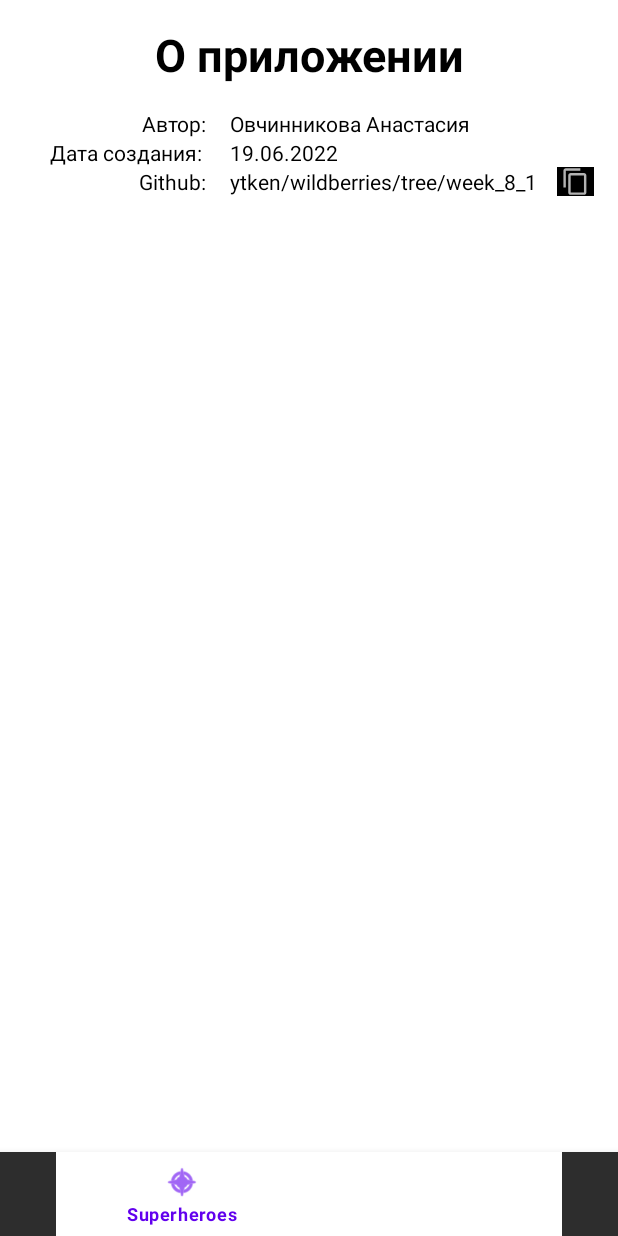
After one commit to ytken/wildberries, an Android app: the fragment AboutFragment placed in its activity, on a phone screen of 412 x 824 dp. The commit adds this screen. Run offline under Robolectric (Android 15) with nearby library versions, the phone set to English and light mode, and no system bars; libraries missing offline, so code that uses them is left out: com.github.terrakok.cicerone; 2 statements that could not run were skipped.

Commit message:
Cicerone added

```diff
--- a/app/build.gradle
+++ b/app/build.gradle
@@ -39,6 +39,7 @@ dependencies {
     implementation 'androidx.appcompat:appcompat:1.4.1'
     implementation 'com.google.android.material:material:1.6.0'
     implementation 'androidx.constraintlayout:constraintlayout:2.1.4'
+    implementation 'androidx.fragment:fragment-ktx:1.4.1'
     testImplementation 'junit:junit:4.13.2'
     androidTestImplementation 'androidx.test.ext:junit:1.1.3'
     androidTestImplementation 'androidx.test.espresso:espresso-core:3.4.0'
@@ -56,4 +57,7 @@ dependencies {
     implementation "org.jetbrains.kotlinx:kotlinx-coroutines-core:$coroutines_version"
     implementation "org.jetbrains.kotlinx:kotlinx-coroutines-android:$coroutines_version"
     implementation "androidx.lifecycle:lifecycle-viewmodel-ktx:2.4.1"
+
+    //Cicerone
+    implementation "com.github.terrakok:cicerone:7.1"
 }
--- a/app/src/main/AndroidManifest.xml
+++ b/app/src/main/AndroidManifest.xml
@@ -21,7 +21,6 @@
                 <category android:name="android.intent.category.LAUNCHER" />
             </intent-filter>
         </activity>
-        <activity android:name=".SuperheroActivity"/>
     </application>
 
 </manifest>
--- /dev/null
+++ b/app/src/main/java/ru/ytken/wildberries/internship/week5retrofitgson/AboutFragment.kt
@@ -0,0 +1,37 @@
+package ru.ytken.wildberries.internship.week5retrofitgson
+
+import android.content.ClipData
+import android.content.ClipboardManager
+import android.content.Context
+import android.os.Bundle
+import android.view.LayoutInflater
+import android.view.View
+import android.view.ViewGroup
+import android.widget.Toast
+import androidx.fragment.app.Fragment
+import ru.ytken.wildberries.internship.week5retrofitgson.databinding.FragmentAboutBinding
+
+class AboutFragment: Fragment() {
+    private lateinit var binding: FragmentAboutBinding
+
+    override fun onCreateView(
+        inflater: LayoutInflater,
+        container: ViewGroup?,
+        savedInstanceState: Bundle?
+    ): View {
+        binding = FragmentAboutBinding.inflate(layoutInflater)
+        return binding.root
+    }
+
+    override fun onViewCreated(view: View, savedInstanceState: Bundle?) {
+        super.onViewCreated(view, savedInstanceState)
+
+        binding.imageViewCopyLink.setOnClickListener {
+            val clipboardManager = requireActivity().getSystemService(Context.CLIPBOARD_SERVICE) as ClipboardManager
+            val clipData = ClipData.newPlainText("label", "https://github.com/ytken/wildberries/tree/week_8_1")
+            clipboardManager.setPrimaryClip(clipData)
+            Toast.makeText(context, "Ссылка скопирована", Toast.LENGTH_SHORT).show()
+        }
+    }
+
+}
--- a/app/src/main/java/ru/ytken/wildberries/internship/week5retrofitgson/MainActivity.kt
+++ b/app/src/main/java/ru/ytken/wildberries/internship/week5retrofitgson/MainActivity.kt
@@ -1,41 +1,59 @@
 package ru.ytken.wildberries.internship.week5retrofitgson
 
-import android.content.Intent
-import androidx.appcompat.app.AppCompatActivity
 import android.os.Bundle
 import android.util.Log
+import androidx.appcompat.app.AppCompatActivity
+import androidx.fragment.app.Fragment
+import androidx.fragment.app.FragmentTransaction
 import androidx.lifecycle.ViewModelProvider
-import androidx.recyclerview.widget.GridLayoutManager
-import ru.ytken.wildberries.internship.week5retrofitgson.databinding.ActivityMainBinding
+import com.github.terrakok.cicerone.Command
+import com.github.terrakok.cicerone.Replace
+import com.github.terrakok.cicerone.androidx.AppNavigator
+import com.github.terrakok.cicerone.androidx.FragmentScreen
+import ru.ytken.wildberries.internship.week5retrofitgson.cicerone.Screens
 
-class MainActivity : AppCompatActivity() {
-    companion object {
-        const val tagSuperhero = "TAG_SUPERHERO"
-    }
-    private lateinit var binding: ActivityMainBinding
-    private lateinit var superheroAdapter: SuperheroAdapter
+class MainActivity: AppCompatActivity() {
     private val vm: MainViewModel by lazy {
         ViewModelProvider(this)[MainViewModel::class.java]
     }
 
+    private val navigator = object : AppNavigator(this, R.id.main_container) {
+        override fun setupFragmentTransaction(
+            screen: FragmentScreen,
+            fragmentTransaction: FragmentTransaction,
+            currentFragment: Fragment?,
+            nextFragment: Fragment
+        ) {
+            // animation
+            super.setupFragmentTransaction(
+                screen,
+                fragmentTransaction,
+                currentFragment,
+                nextFragment
+            )
+        }
+    }
+
     override fun onCreate(savedInstanceState: Bundle?) {
         super.onCreate(savedInstanceState)
-        binding = ActivityMainBinding.inflate(layoutInflater)
-        setContentView(binding.root)
+        setContentView(R.layout.activity_main)
 
-
-
-        vm.listOfSuperheroes.observe(this) {
-            binding.recyclerViewSuperheroes.apply {
-                layoutManager = GridLayoutManager(this@MainActivity, 2)
-                superheroAdapter = SuperheroAdapter(it) {
-                    val intent = Intent(this@MainActivity, SuperheroActivity::class.java)
-                    intent.putExtra(tagSuperhero, it)
-                    startActivity(intent)
-                }
-                adapter = superheroAdapter
-            }
-        }
+        if (savedInstanceState == null)
+            navigator.applyCommands(arrayOf<Command>(Replace(Screens.MainScreen())))
 
     }
+
+    override fun onResume() {
+        super.onResume()
+        vm.navigatorHolder.setNavigator(navigator)
+    }
+
+    override fun onPause() {
+        vm.navigatorHolder.removeNavigator()
+        super.onPause()
+    }
+
+    override fun onBackPressed() {
+        vm.presenter.onBackPressed()
+    }
 }
--- a/app/src/main/java/ru/ytken/wildberries/internship/week5retrofitgson/MainViewModel.kt
+++ b/app/src/main/java/ru/ytken/wildberries/internship/week5retrofitgson/MainViewModel.kt
@@ -7,12 +7,17 @@ import androidx.lifecycle.AndroidViewModel
 import androidx.lifecycle.MutableLiveData
 import androidx.lifecycle.viewModelScope
 import kotlinx.coroutines.launch
+import ru.ytken.wildberries.internship.week5retrofitgson.cicerone.SuperheroPresenter
 import ru.ytken.wildberries.internship.week5retrofitgson.models.SuperheroEntity
 import ru.ytken.wildberries.internship.week5retrofitgson.models.parseSuperhero
 
 class MainViewModel(val app: Application): AndroidViewModel(app) {
     val sharedPref = app.getSharedPreferences(app.resources.getString(R.string.superhero_file_key), Context.MODE_PRIVATE)
     val listOfSuperheroes = MutableLiveData<List<SuperheroEntity>>()
+
+    val router = (app as App).api().router
+    val navigatorHolder = (app as App).api().navigatorHolder
+    val presenter = SuperheroPresenter(router)
 
     init {
         Log.d("MainViewModel", sharedPref.all.isEmpty().toString())
--- a/app/src/main/res/layout/activity_main.xml
+++ b/app/src/main/res/layout/activity_main.xml
@@ -1,14 +1,21 @@
 <?xml version="1.0" encoding="utf-8"?>
-<androidx.constraintlayout.widget.ConstraintLayout xmlns:android="http://schemas.android.com/apk/res/android"
+<LinearLayout xmlns:android="http://schemas.android.com/apk/res/android"
     xmlns:app="http://schemas.android.com/apk/res-auto"
-    xmlns:tools="http://schemas.android.com/tools"
+    android:orientation="vertical"
     android:layout_width="match_parent"
-    android:layout_height="match_parent"
-    tools:context=".MainActivity">
+    android:layout_height="match_parent">
 
-    <androidx.recyclerview.widget.RecyclerView
-        android:id="@+id/recyclerViewSuperheroes"
+    <androidx.fragment.app.FragmentContainerView
+        android:id="@+id/main_container"
         android:layout_width="match_parent"
-        android:layout_height="match_parent"/>
+        android:layout_height="0dp"
+        android:layout_weight="1"/>
 
-</androidx.constraintlayout.widget.ConstraintLayout>
+    <com.google.android.material.bottomnavigation.BottomNavigationView
+        android:id="@+id/bottom_navigation_bar"
+        android:layout_width="match_parent"
+        android:layout_height="wrap_content"
+        android:layout_gravity="bottom"
+        app:menu="@menu/bottom_menu"/>
+
+</LinearLayout>
--- /dev/null
+++ b/app/src/main/res/layout/fragment_about.xml
@@ -0,0 +1,97 @@
+<?xml version="1.0" encoding="utf-8"?>
+<LinearLayout xmlns:android="http://schemas.android.com/apk/res/android"
+    xmlns:app="http://schemas.android.com/apk/res-auto"
+    android:layout_width="match_parent"
+    android:layout_height="match_parent"
+    android:orientation="vertical"
+    android:padding="@dimen/main_padding">
+
+    <TextView
+        android:layout_width="match_parent"
+        android:layout_height="wrap_content"
+        android:textSize="30sp"
+        android:textStyle="bold"
+        android:text="О приложении"
+        android:gravity="center"/>
+
+    <LinearLayout
+        android:layout_width="match_parent"
+        android:layout_height="wrap_content"
+        android:orientation="horizontal"
+        android:layout_marginTop="@dimen/main_padding">
+
+        <LinearLayout
+            android:layout_width="0dp"
+            android:layout_height="wrap_content"
+            android:layout_weight="1"
+            android:orientation="vertical">
+
+            <TextView
+                android:layout_width="match_parent"
+                android:layout_height="wrap_content"
+                android:gravity="right"
+                android:text="Автор:"/>
+
+            <TextView
+                android:layout_width="match_parent"
+                android:layout_height="wrap_content"
+                android:gravity="right"
+                android:text="Дата создания: "/>
+
+            <TextView
+                android:layout_width="match_parent"
+                android:layout_height="wrap_content"
+                android:gravity="right"
+                android:text="Github:"/>
+
+        </LinearLayout>
+
+        <Space
+            android:layout_width="@dimen/main_padding"
+            android:layout_height="match_parent"/>
+
+        <LinearLayout
+            android:layout_width="0dp"
+            android:layout_height="wrap_content"
+            android:layout_weight="2"
+            android:orientation="vertical">
+
+            <TextView
+                android:layout_width="match_parent"
+                android:layout_height="wrap_content"
+                android:gravity="left"
+                android:text="Овчинникова Анастасия"/>
+
+            <TextView
+                android:layout_width="match_parent"
+                android:layout_height="wrap_content"
+                android:gravity="left"
+                android:text="19.06.2022"/>
+
+            <LinearLayout
+                android:layout_width="match_parent"
+                android:layout_height="wrap_content"
+                android:gravity="left">
+
+                <TextView
+                    android:id="@+id/textViewLink"
+                    android:layout_width="0dp"
+                    android:layout_height="wrap_content"
+                    android:layout_weight="9"
+                    android:text="ytken/wildberries/tree/week_8_1"/>
+
+                <ImageView
+                    android:id="@+id/imageViewCopyLink"
+                    android:layout_width="0dp"
+                    android:layout_height="match_parent"
+                    android:layout_weight="1"
+                    android:background="@color/black"
+                    app:srcCompat="?attr/actionModeCopyDrawable" />
+
+            </LinearLayout>
+
+        </LinearLayout>
+
+    </LinearLayout>
+
+</LinearLayout>
--- /dev/null
+++ b/app/src/main/res/menu/bottom_menu.xml
@@ -0,0 +1,12 @@
+<?xml version="1.0" encoding="utf-8"?>
+<menu xmlns:android="http://schemas.android.com/apk/res/android">
+    <item
+        android:id="@+id/mainFragment"
+        android:icon="@android:drawable/ic_menu_compass"
+        android:title="Superheroes"/>
+
+    <item
+        android:id="@+id/aboutFragment"
+        android:icon="@android:drawable/ic_menu_info_details"
+        android:title="About"/>
+</menu>
--- /dev/null
+++ b/app/src/main/res/values/dimens.xml
@@ -0,0 +1,4 @@
+<?xml version="1.0" encoding="utf-8"?>
+<resources>
+    <dimen name="main_padding">16dp</dimen>
+</resources>
```
Also changed, not shown: app/src/main/java/ru/ytken/wildberries/internship/week5retrofitgson/ApiComponent.kt (+7 -2 lines), app/src/main/java/ru/ytken/wildberries/internship/week5retrofitgson/App.kt (+8 -1 lines), app/src/main/java/ru/ytken/wildberries/internship/week5retrofitgson/MainFragment.kt (added, +46 -0 lines), app/src/main/java/ru/ytken/wildberries/internship/week5retrofitgson/SuperheroActivity.kt (deleted, +0 -30 lines), app/src/main/java/ru/ytken/wildberries/internship/week5retrofitgson/SuperheroFragment.kt (added, +48 -0 lines), app/src/main/java/ru/ytken/wildberries/internship/week5retrofitgson/cicerone/Screens.kt (added, +21 -0 lines), app/src/main/java/ru/ytken/wildberries/internship/week5retrofitgson/cicerone/SuperheroPresenter.kt (added, +18 -0 lines), app/src/main/res/layout/fragment_main.xml (added, +24 -0 lines), app/src/main/res/layout/fragment_superhero.xml (renamed from app/src/main/res/layout/activity_superhero.xml).
